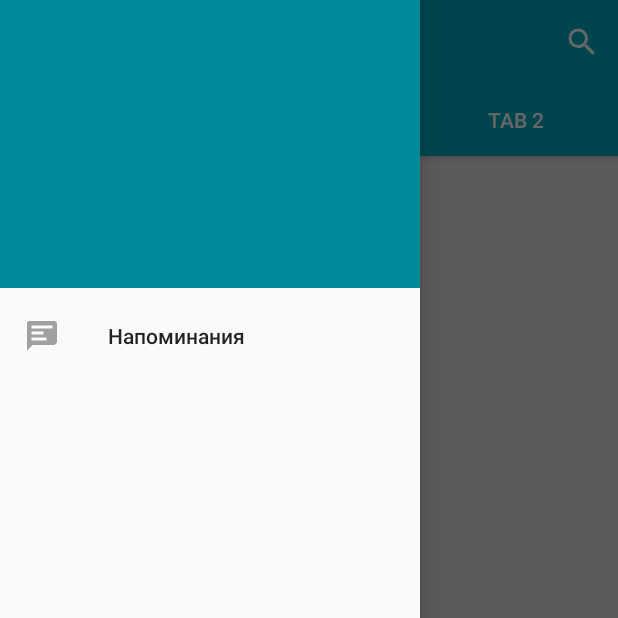
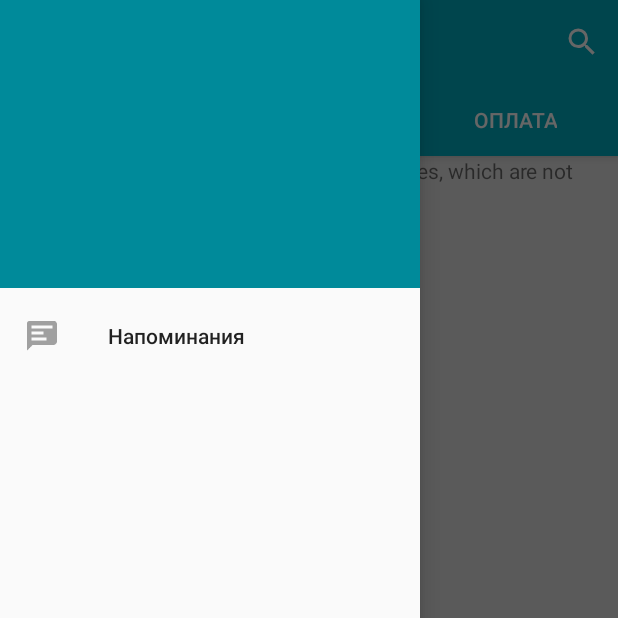
Before and after one commit to tomatoset/Global, an Android app: the screen it shows after launch (MainActivity), with the side drawer open, on a phone screen of 412 x 824 dp, the top half of it. Run offline under Robolectric (Android 15) with nearby library versions, the phone set to English and light mode, and no system bars; 9 statements that could not run were skipped.

Commit message:
Add FragmentMap

```diff
--- a/Global/app/build.gradle
+++ b/Global/app/build.gradle
@@ -20,7 +20,8 @@ android {
 }
 
 dependencies {
-    compile fileTree(dir: 'libs', include: ['*.jar'])
+    compile fileTree(include: ['*.jar'], dir: 'libs')
     compile 'com.android.support:appcompat-v7:23.0.1'
     compile 'com.android.support:design:23.0.1'
+    compile 'com.google.android.gms:play-services:8.3.0'
 }
--- a/Global/app/src/main/AndroidManifest.xml
+++ b/Global/app/src/main/AndroidManifest.xml
@@ -2,6 +2,9 @@
 
     <application android:allowBackup="true" android:label="@string/app_name"
         android:icon="@mipmap/ic_launcher" android:theme="@style/AppTheme">
+        <meta-data
+            android:name="com.google.android.geo.API_KEY"
+            android:value="AIzaSyCsUWx7fGu9RHzQrCqBXhckPxiaopB99KI"/>
         <activity android:name="com.tomatoset.app.MainActivity">
             <intent-filter>
                 <action android:name="android.intent.action.MAIN"/>
--- a/Global/app/src/main/java/com/tomatoset/app/adapter/TabsPagerFragmentAdapter.java
+++ b/Global/app/src/main/java/com/tomatoset/app/adapter/TabsPagerFragmentAdapter.java
@@ -14,9 +14,9 @@ public class TabsPagerFragmentAdapter extends FragmentPagerAdapter {
     public TabsPagerFragmentAdapter(FragmentManager fm) {
         super(fm);
         tabs = new String[]{
-                "Tab 1",
-                "Напоминания",
-                "Tab 2"
+                "Карта",
+                "Меню",
+                "Оплата"
         };
     }
 
--- a/Global/app/src/main/java/com/tomatoset/app/fragment/ExampleFragment.java
+++ b/Global/app/src/main/java/com/tomatoset/app/fragment/ExampleFragment.java
@@ -1,5 +1,9 @@
 package com.tomatoset.app.fragment;
 
+import android.content.Context;
+import android.location.Criteria;
+import android.location.Location;
+import android.location.LocationManager;
 import android.os.Bundle;
 import android.support.annotation.Nullable;
 import android.support.v4.app.Fragment;
@@ -8,12 +12,21 @@ import android.view.View;
 import android.view.ViewGroup;
 
 import tomatoset.com.global.R;
+import com.google.android.gms.maps.CameraUpdateFactory;
+import com.google.android.gms.maps.GoogleMap;
+import com.google.android.gms.maps.MapView;
+import com.google.android.gms.maps.MapsInitializer;
+import com.google.android.gms.maps.model.BitmapDescriptorFactory;
+import com.google.android.gms.maps.model.CameraPosition;
+import com.google.android.gms.maps.model.LatLng;
+import com.google.android.gms.maps.model.MarkerOptions;
 
 
 public class ExampleFragment extends Fragment {
-    private static final int LAYOUT = R.layout.fragment_example;
 
-    private View view;
+    MapView mMapView;
+    private GoogleMap googleMap;
+
 
     public static ExampleFragment getInstance(){
         Bundle args = new Bundle();
@@ -25,7 +38,84 @@ public class ExampleFragment extends Fragment {
     @Nullable
     @Override
     public View onCreateView(LayoutInflater inflater, ViewGroup container, Bundle savedInstanceState) {
-        view = inflater.inflate(LAYOUT,container,false);
-        return view;
+        View v = inflater.inflate(R.layout.fragment_example, container,
+                false);
+        mMapView = (MapView) v.findViewById(R.id.mapView);
+        mMapView.onCreate(savedInstanceState);
+
+        mMapView.onResume();// needed to get the map to display immediately
+
+        try {
+            MapsInitializer.initialize(getActivity().getApplicationContext());
+        } catch (Exception e) {
+            e.printStackTrace();
+        }
+
+        googleMap = mMapView.getMap();
+        setUpMap();
+        return v;
+
+    }
+
+    private void setUpMap() {
+        googleMap.addMarker(new MarkerOptions().position(new LatLng(0, 0)).title("Marker").snippet("Snippet"));
+
+        // Enable MyLocation Layer of Google Map
+        googleMap.setMyLocationEnabled(true);
+
+        // Get LocationManager object from System Service LOCATION_SERVICE
+        LocationManager locationManager = (LocationManager) getActivity().getSystemService(Context.LOCATION_SERVICE);
+
+        // Create a criteria object to retrieve provider
+        Criteria criteria = new Criteria();
+
+        // Get the name of the best provider
+        String provider = locationManager.getBestProvider(criteria, true);
+
+        // Get Current Location
+        Location myLocation = locationManager.getLastKnownLocation(provider);
+
+        // set map type
+        googleMap.setMapType(GoogleMap.MAP_TYPE_NORMAL);
+
+        // Get latitude of the current location
+        double latitude = myLocation.getLatitude();
+
+        // Get longitude of the current location
+        double longitude = myLocation.getLongitude();
+
+        // Create a LatLng object for the current location
+        LatLng latLng = new LatLng(latitude, longitude);
+
+        // Show the current location in Google Map
+        googleMap.moveCamera(CameraUpdateFactory.newLatLng(latLng));
+
+        // Zoom in the Google Map
+        googleMap.animateCamera(CameraUpdateFactory.zoomTo(14));
+        googleMap.addMarker(new MarkerOptions().position(new LatLng(latitude, longitude)).title("You are here!").snippet("Consider yourself located"));
+    }
+
+    @Override
+    public void onResume() {
+        super.onResume();
+        mMapView.onResume();
+    }
+
+    @Override
+    public void onPause() {
+        super.onPause();
+        mMapView.onPause();
+    }
+
+    @Override
+    public void onDestroy() {
+        super.onDestroy();
+        mMapView.onDestroy();
+    }
+
+    @Override
+    public void onLowMemory() {
+        super.onLowMemory();
+        mMapView.onLowMemory();
     }
 }
--- a/Global/app/src/main/res/layout/fragment_example.xml
+++ b/Global/app/src/main/res/layout/fragment_example.xml
@@ -2,9 +2,11 @@
 <LinearLayout xmlns:android="http://schemas.android.com/apk/res/android"
     android:orientation="vertical" android:layout_width="match_parent"
     android:layout_height="match_parent">
-    <TextView
+
+    <com.google.android.gms.maps.MapView
+        android:id="@+id/mapView"
         android:layout_width="match_parent"
         android:layout_height="match_parent"
-        android:text="Hello FastBuy"/>
+        class="com.google.android.gms.maps.SupportMapFragment" />
 
 </LinearLayout>
```
